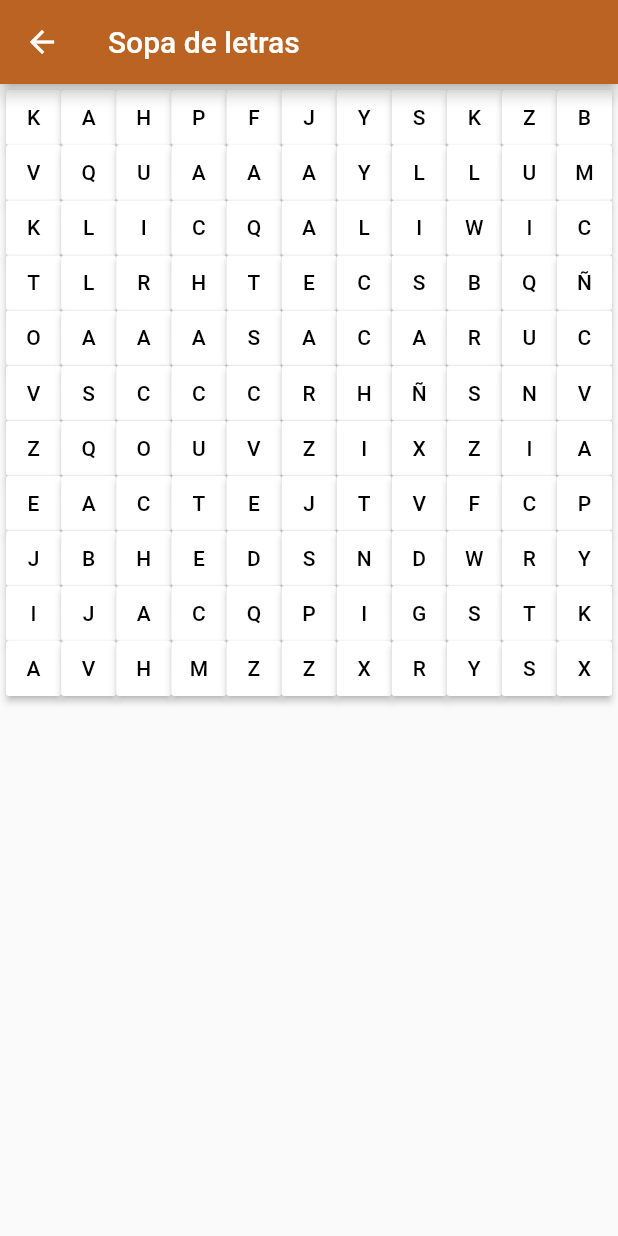
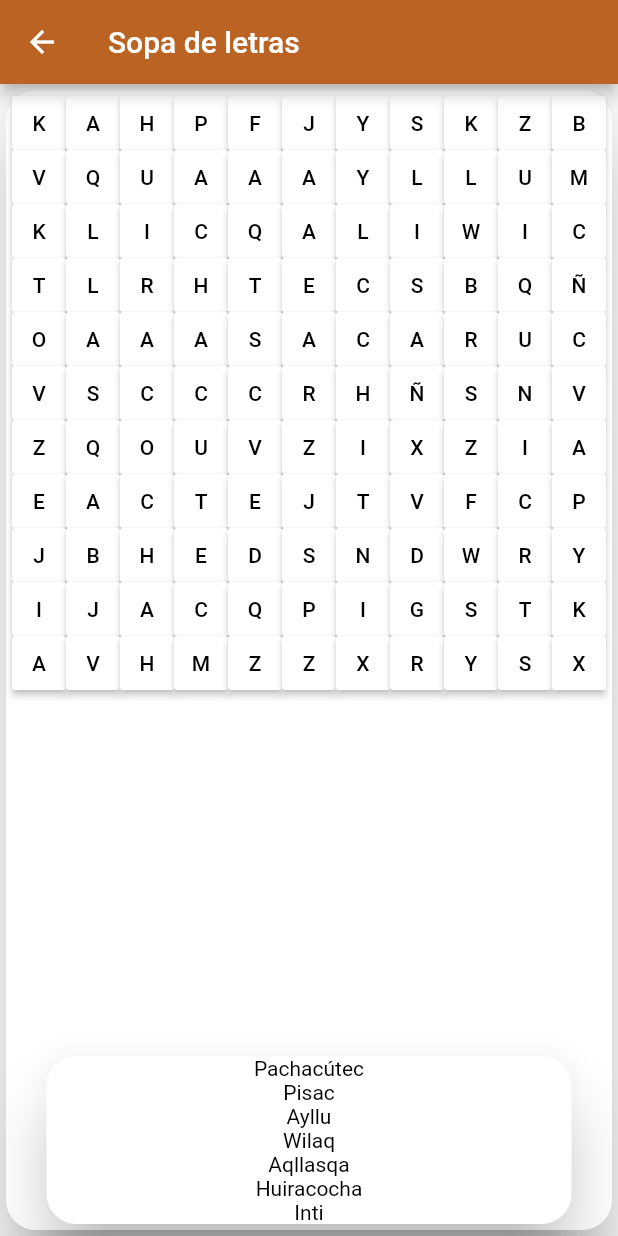
Before and after one commit to henrysala/america_precolombina, a Flutter app: the IncasGame screen opened by its route, on a phone screen of 412 x 824 dp. Run offline on Flutter 3.47's test engine with Material 2 defaults, Android fonts, the phone set to English and light mode, and no system bars; network calls fail.

Commit message:
Pues ahí quedó

```diff
--- a/lib/src/pages/incas/incas_game.dart
+++ b/lib/src/pages/incas/incas_game.dart
@@ -10,6 +10,11 @@ class IncasGame extends StatefulWidget{
 class _IncasGameState extends State<IncasGame> {
 
   bool pressed = false;
+  List<String> letras = ["K", "A", "H", "P", "F", "J", "Y", "S", "K", "Z", "B", "V", "Q", "U", "A", "A", "A", "Y", "L", "L", "U", "M", "K", "L", "I", "C", "Q", "A", "L", "I", "W", "I", "C", "T", "L", "R", "H", "T", "E", "C", "S", "B", "Q", "Ñ", "O", "A", "A", "A", "S", "A", "C", "A", "R", "U", "C", "V", "S", "C", "C", "C", "R", "H", "Ñ", "S", "N", "V", "Z", "Q", "O", "U", "V", "Z", "I", "X", "Z", "I", "A", "E", "A", "C", "T", "E", "J", "T", "V", "F", "C", "P", "J", "B", "H", "E", "D", "S", "N", "D", "W", "R", "Y", "I", "J", "A", "C", "Q", "P", "I", "G", "S", "T", "K", "A", "V", "H", "M", "Z", "Z", "X", "R", "Y", "S", "X"];
+  List<String> palabras = ["Pachacútec", "Pisac", "Ayllu", "Wilaq", "Aqllasqa", "Huiracocha", "Inti"];
+  List<int> ids = [-1, 4, 5, 0, -1, -1, -1, -1, -1, -1, -1,-1, 4, 5, 0, -1, 2, 2, 2, 2, 2, -1,-1, 4, 5, 0, 3, 3, 3, 3, 3, -1, -1,-1, 4, 5, 0, -1, -1, 1, -1, -1, -1, -1,-1, 4, 5, 0, -1, -1, -1, 1, -1, -1, -1,-1, 4, 5, 0, -1, -1, -1, -1, 1, -1, -1,-1, 4, 5, 0, -1, -1, 6, -1, -1, 1, -1,-1, 4, 5, 0, -1, -1, 6, -1, -1, -1, 1,-1, -1, 5, 0, -1, -1, 6, -1, -1, -1, -1,-1, -1, 5, 0, -1, -1, 6, -1, -1, -1, -1,-1, -1, -1, -1, -1, -1, -1, -1, -1, -1, -1];
+  List<int> counters = List.filled(7, 0);
+  List<bool> palabrasState =  List.filled(7, false);
   List<bool> buttonsState = List.filled(121, false);
 
    @override
@@ -18,43 +23,42 @@ class _IncasGameState extends State<IncasGame> {
         appBar: AppBar(
             title: Text('Sopa de letras'),
             backgroundColor: Color(0xffba6323)),
-        body: _alphabetSoup());
+        body: _wordSearchPuzzle());
   }
 
-  Widget _alphabetSoup() {
-    return FutureBuilder(
-      future: provider.loadData('data/incas_info.json', 'letras'),
-      initialData: [],
-      builder: (BuildContext context, AsyncSnapshot<List<dynamic>> snapshot) {
-        return _buildGrid(snapshot.data);
-      },
-    );
+
+  Widget _wordSearchPuzzle() {
+    final List<Widget> info = [];
+    final card = Card(
+      elevation: 20.0,
+        shape:
+            RoundedRectangleBorder(borderRadius: BorderRadius.circular(20.0)),
+        child: Column(
+          children: [
+            Expanded( child:_buildGrid()),
+            _wordsList()
+          ],
+        ));
+        info.add(card);
+
+    return card;
   }
 
-  Widget _buildGrid(List<dynamic> data) => GridView.count(
+  Widget _buildGrid() => GridView.count(
         padding: const EdgeInsets.all(4),
         crossAxisCount: 11,
-        children: _createButtons(data),
+        children: _createButtons(),
       );
 
-  List<Widget> _createButtons(List<dynamic> data){
+  List<Widget> _createButtons(){
     final List<Widget> info = [];
     int count = 0;
-    data.forEach((element) {
+    letras.forEach((element) {
       final temp = _createButton(element, count);
       count++;
       info.add(temp);
     });
     return info;
-  }
-
-  Color _getColor(){
-    if(pressed){
-      return Colors.red;
-    }
-    else {
-      Colors.white;
-    }
   }
 
   Widget _createButton(String char, int id){
@@ -64,6 +68,11 @@ class _IncasGameState extends State<IncasGame> {
       onPressed: () => {
                 setState(() {
                   buttonsState[id] = !buttonsState[id];
+                  VerifyCompletation();
+                  if(ids[id] != -1){
+                    counters[ids[id]]++;
+                  }
+
                   })
       },
       color: buttonsState[id] ? Colors.blue : Colors.white,
@@ -72,4 +81,54 @@ class _IncasGameState extends State<IncasGame> {
       padding: const EdgeInsets.all(10.0),);
   }
 
+  Widget _wordsList(){
+        return Center(
+          child: Card(
+      elevation: 20.0,
+        shape:
+            RoundedRectangleBorder(borderRadius: BorderRadius.circular(20.0)),
+        child: Container(
+          width: 350,
+          child: Column(
+          mainAxisSize: MainAxisSize.min,
+          children: _createWords()
+        )
+    )));
+  }
+
+  List<Widget> _createWords(){
+    final List<Widget> list = [];
+    int cont = 0;
+    palabras.forEach((element) {
+      Widget temp = Text(element, style: TextStyle(color: palabrasState[cont]? Colors.red : Colors.black),);
+      cont++;
+      list.add(temp);
+    });
+    return list;
+  }
+
+  void VerifyCompletation(){
+    if(counters[0] == 10){
+      palabrasState[0] == true;
+    }
+    if(counters[1] == 5){
+      palabrasState[1] == true;
+    }
+    if(counters[2] == 5){
+      palabrasState[2] == true;
+    }
+    if(counters[3] == 6){
+      palabrasState[3] == true;
+    }
+    if(counters[4] == 8){
+      palabrasState[4] == true;
+    }
+    if(counters[5] == 10){
+      palabrasState[5] == true;
+    }
+    if(counters[6] == 4){
+      palabrasState[6] == true;
+    }
+  }
+
 }
```
Also changed, not shown: data/incas_info.json (+15 -2 lines).
